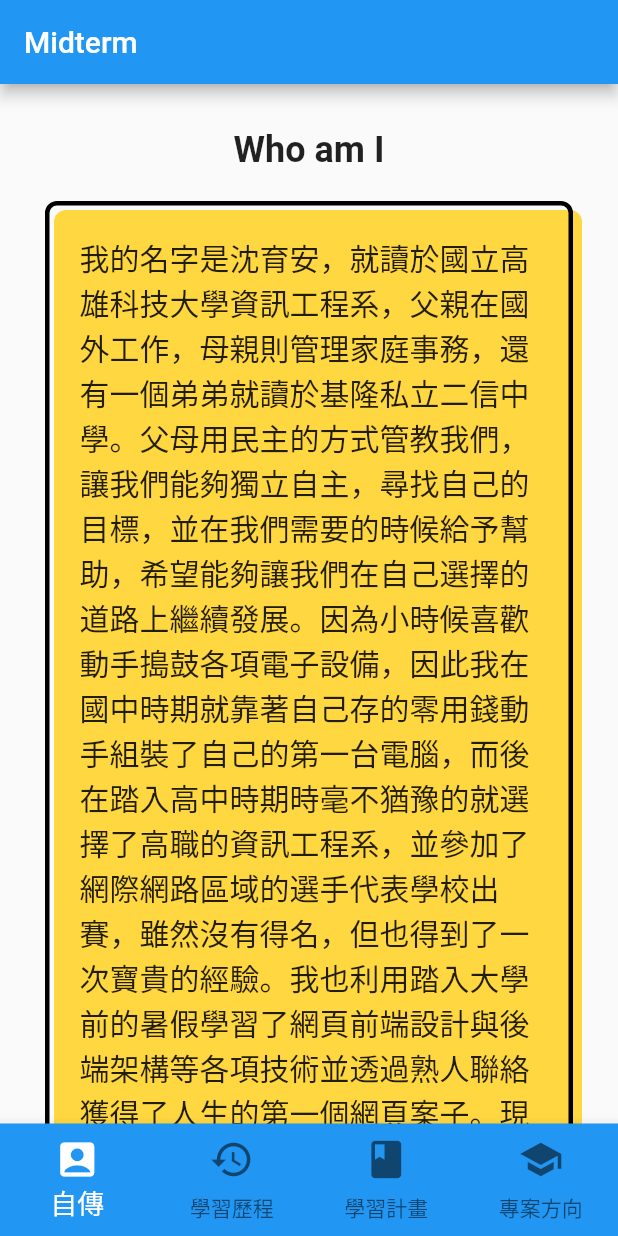
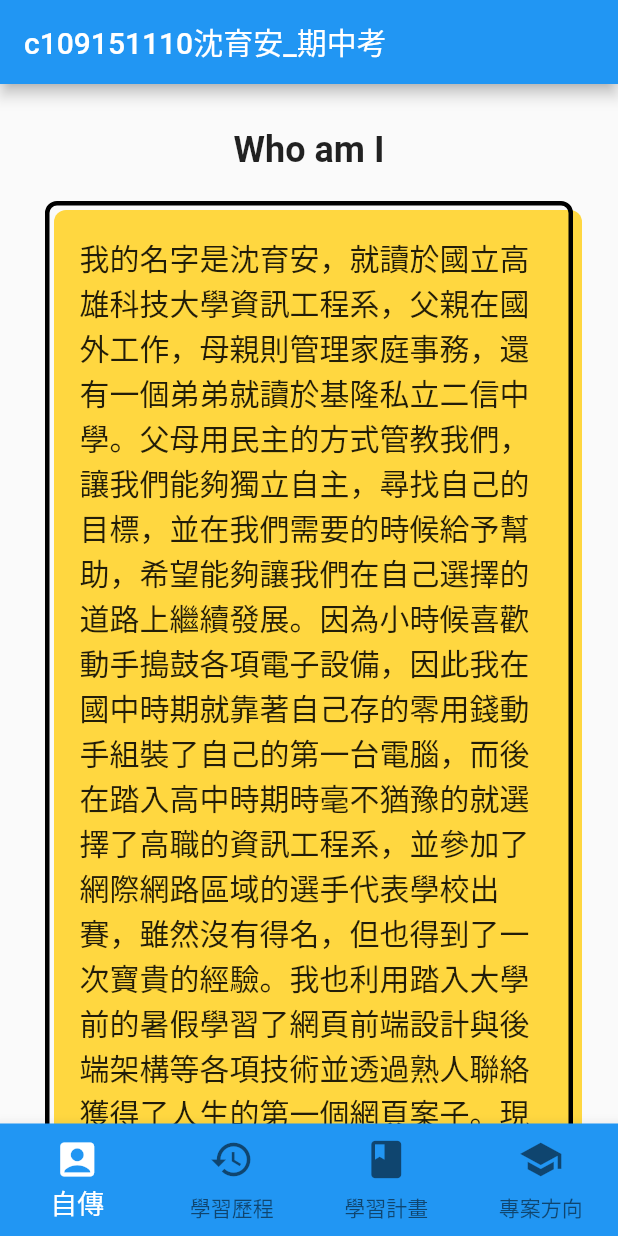
Before and after one commit to ian901204/app_midterm, a Flutter app: the screen it shows after launch, on a phone screen of 412 x 824 dp. Run offline on Flutter 3.47's test engine with Material 2 defaults, Android fonts, the phone set to English and light mode, and no system bars; our stand-ins replace audioplayers, photo_view.

Commit message:
feat: change nkust1111111ooo to nkustc109151110

```diff
--- a/lib/main.dart
+++ b/lib/main.dart
@@ -1,10 +1,10 @@
 import 'package:flutter/material.dart';
 import 'package:audioplayers/audioplayers.dart';
 
-import 'package:nkust1111111111ooo_midterm/screen1.dart';
-import 'package:nkust1111111111ooo_midterm/screen2.dart';
-import 'package:nkust1111111111ooo_midterm/screen3.dart';
-import 'package:nkust1111111111ooo_midterm/screen4.dart';
+import 'package:nkustc109151110_midterm/screen1.dart';
+import 'package:nkustc109151110_midterm/screen2.dart';
+import 'package:nkustc109151110_midterm/screen3.dart';
+import 'package:nkustc109151110_midterm/screen4.dart';
 
 final player=AudioPlayer();
 
@@ -30,7 +30,7 @@ class _MyAppState extends State<MyApp> {
   Widget build(BuildContext context) {
     return MaterialApp(
       home: Scaffold(
-        appBar: AppBar(title: Text('Midterm'),),
+        appBar: AppBar(title: Text('c109151110沈育安_期中考'),),
         body: tabs[_currentindex],
         bottomNavigationBar: BottomNavigationBar(
           type: BottomNavigationBarType.fixed,
--- a/pubspec.yaml
+++ b/pubspec.yaml
@@ -1,4 +1,4 @@
-name: nkust1111111111ooo_midterm
+name: nkustc109151110_midterm
 description: A new Flutter project.
 
 # The following line prevents the package from being accidentally published to
```
Also changed, not shown: 2 other files.
